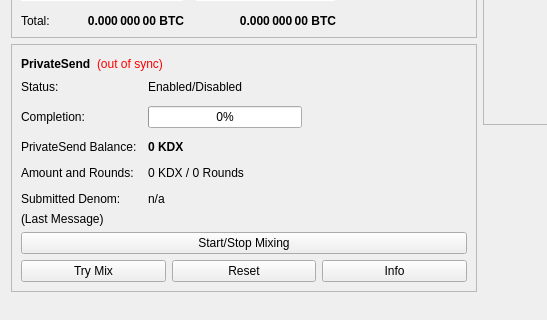
This is src/qt/forms/overviewpage.ui in cadexproject/cadex as Qt 5 draws it before an edit; both pictures show x 0 to 547 and y 178 to 498 of the 960 by 585 pixel window. The edited form follows.
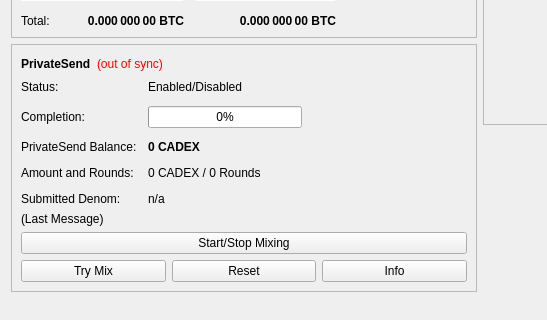
This is the edited form.

Commit message: rebase to cadex-1.0.0

```diff
--- a/src/qt/forms/overviewpage.ui
+++ b/src/qt/forms/overviewpage.ui
@@ -514,7 +514,7 @@
                </font>
               </property>
               <property name="text">
-               <string notr="true">0 KDX</string>
+               <string notr="true">0 CADEX</string>
               </property>
              </widget>
             </item>
@@ -528,7 +528,7 @@
             <item row="3" column="1">
              <widget class="QLabel" name="labelAmountRounds">
               <property name="text">
-               <string>0 KDX / 0 Rounds</string>
+               <string>0 CADEX / 0 Rounds</string>
               </property>
              </widget>
             </item>
```
Left out of the diff: 6 changed lines with no effect on the pictures. The commit also changes 747 other files.
